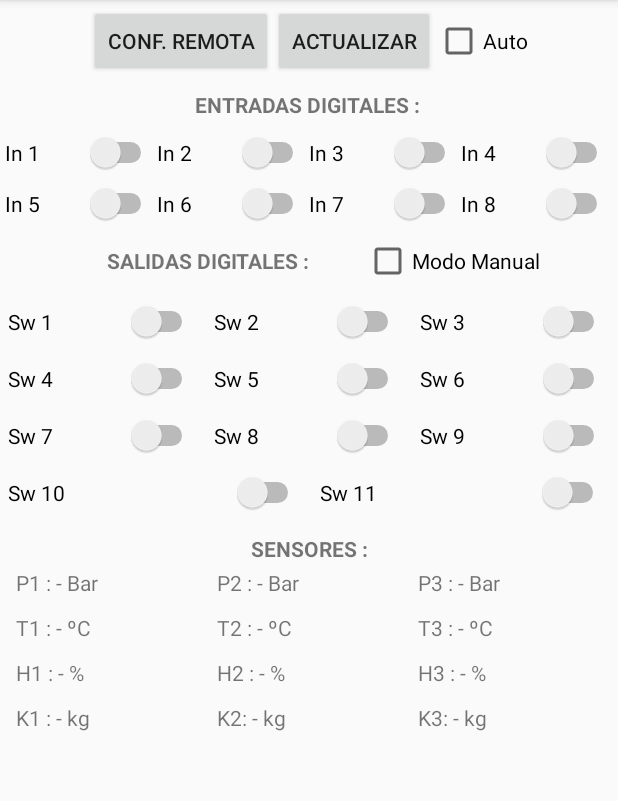
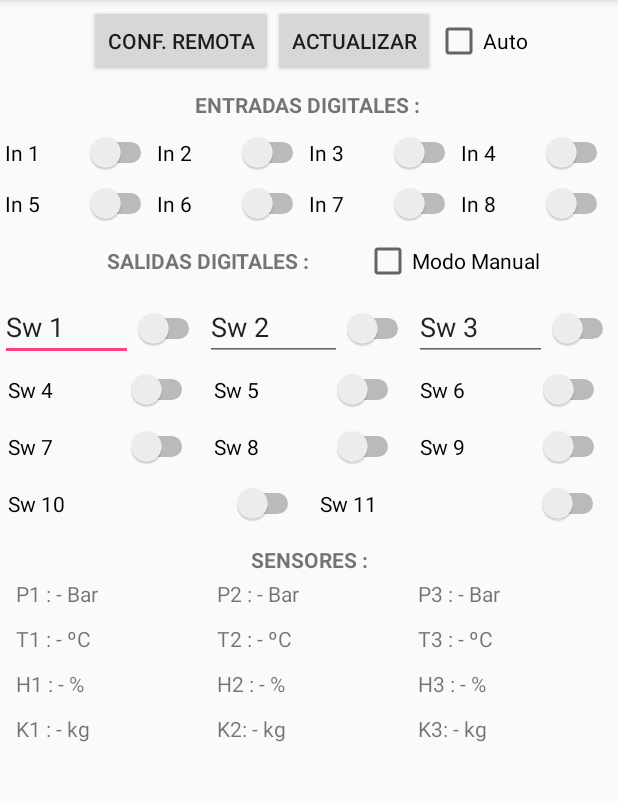
Before and after one commit to AndroidStudioProyects/TDroid-Final, an Android app: the screen it shows after launch (MainActivity), on a phone screen of 412 x 824 dp, the part 84-885 px from its top. Run offline under Robolectric (Android 15) with nearby library versions, the phone set to English and light mode, and no system bars.

Commit message:
add edit text switches prueba

```diff
--- a/app/src/main/java/com/example/giovanazzi/tdroid/MainActivity.java
+++ b/app/src/main/java/com/example/giovanazzi/tdroid/MainActivity.java
@@ -43,6 +43,7 @@ public class MainActivity extends AppCompatActivity {
     Button btn_Enviar,btn_Config;
     //EditText editText_IP,editText_port;
     TextView text_H3,text_H2,text_H1,text_P3,text_P2,text_P1,text_T3,text_K2,text_K3,text_K1,text_T2,text_T1,text_Inputs;
+    EditText edit_sw1,edit_sw2,edit_sw3;
     String IP,port,password;
     CheckBox checkBox_Conf,checkBox_Auto;
     String TAG="TrackDroid";
@@ -121,6 +122,25 @@ public class MainActivity extends AppCompatActivity {
         text_T2=(TextView)findViewById(R.id.text_T2);
         text_T3=(TextView)findViewById(R.id.text_T3);
 
+        edit_sw1=(EditText)findViewById(R.id.edit_sw1);
+        edit_sw1.setClickable(false);
+        edit_sw1.setOnLongClickListener(new View.OnLongClickListener() {
+            @Override
+            public boolean onLongClick(View v) {
+                         edit_sw1.setClickable(true);
+                return false;
+            }
+        });
+
+        edit_sw1.setOnFocusChangeListener(new View.OnFocusChangeListener() {
+            @Override
+            public void onFocusChange(View v, boolean hasFocus) {
+                edit_sw1.setClickable(false);
+            }
+        });
+        edit_sw2=(EditText)findViewById(R.id.edit_sw2);
+        edit_sw3=(EditText)findViewById(R.id.edit_sw3);
+
         checkBox_Conf=(CheckBox)findViewById(R.id.checkBox_conf);
         checkBox_Auto=(CheckBox)findViewById(R.id.checkBox_Auto);
     }
@@ -186,6 +206,8 @@ public class MainActivity extends AppCompatActivity {
                 }
             }
         });
+
+
 
         switch_2.setOnCheckedChangeListener(new CompoundButton.OnCheckedChangeListener() {
             @Override
--- a/app/src/main/res/layout/activity_main.xml
+++ b/app/src/main/res/layout/activity_main.xml
@@ -174,31 +174,42 @@
             <LinearLayout
                 android:layout_width="match_parent"
                 android:layout_height="wrap_content"
-                android:orientation="horizontal">
+                android:orientation="horizontal"
+                android:weightSum="1">
 
+                <EditText
+                    android:id="@+id/edit_sw1"
+                    android:layout_width="wrap_content"
+                    android:layout_height="wrap_content"
+                    android:text="Sw 1"
+                    android:layout_weight="0.33" />
                 <Switch
                     android:id="@+id/switch_1"
                     android:layout_width="wrap_content"
                     android:layout_height="wrap_content"
-                    android:layout_margin="5dp"
-                    android:layout_weight="1"
-                    android:text="Sw 1" />
-
+                    android:text="" />
+                <EditText
+                    android:id="@+id/edit_sw2"
+                    android:layout_width="wrap_content"
+                    android:layout_height="wrap_content"
+                    android:text="Sw 2"
+                    android:layout_weight="0.35" />
                 <Switch
                     android:id="@+id/switch_2"
                     android:layout_width="wrap_content"
                     android:layout_height="wrap_content"
-                    android:layout_margin="5dp"
-                    android:layout_weight="1"
-                    android:text="Sw 2" />
-
+                    android:text="" />
+                <EditText
+                    android:id="@+id/edit_sw3"
+                    android:layout_width="wrap_content"
+                    android:layout_height="wrap_content"
+                    android:text="Sw 3"
+                    android:layout_weight="0.33" />
                 <Switch
                     android:id="@+id/switch_3"
                     android:layout_width="wrap_content"
                     android:layout_height="wrap_content"
-                    android:layout_margin="5dp"
-                    android:layout_weight="1"
-                    android:text="Sw 3" />
+                    android:text="" />
             </LinearLayout>
 
             <LinearLayout
```
Also changed, not shown: 1 other file.
